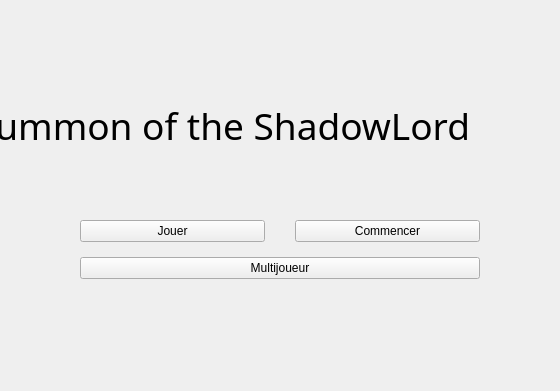
Qt form Code/ui_LauncherScreen.ui (Shuki-Bouh/Summon-of-the-Shadowlord) before a commit; both pictures show x 120 to 680 and y 0 to 391 of the 800 by 600 pixel window.
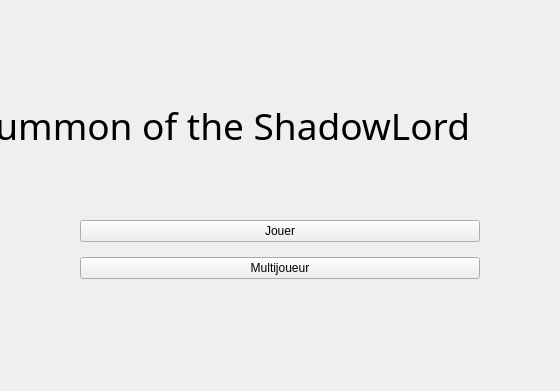
The same form after that commit. Icons and pictures are not drawn.

Patch:
```diff
--- a/Code/ui_LauncherScreen.ui
+++ b/Code/ui_LauncherScreen.ui
@@ -56,7 +56,7 @@
     </property>
     <layout class="QVBoxLayout" name="verticalLayout_2" stretch="10,1,10,50,10,1,10">
      <item>
-      <layout class="QHBoxLayout" name="horizontalLayout" stretch="10,1,10">
+      <layout class="QHBoxLayout" name="horizontalLayout" stretch="10">
        <property name="topMargin">
         <number>0</number>
        </property>
@@ -67,25 +67,6 @@
          </property>
         </widget>
        </item>
-       <item>
-        <widget class="QWidget" name="widget" native="true"/>
-       </item>
-       <item>
-        <widget class="QPushButton" name="bouton_start">
-         <property name="text">
-          <string>Commencer</string>
-         </property>
-         <property name="checkable">
-          <bool>false</bool>
-         </property>
-         <property name="checked">
-          <bool>false</bool>
-         </property>
-         <property name="flat">
-          <bool>false</bool>
-         </property>
-        </widget>
-       </item>
       </layout>
      </item>
      <item>
```
Left out of the diff: 1 changed line with no effect on the pictures.
